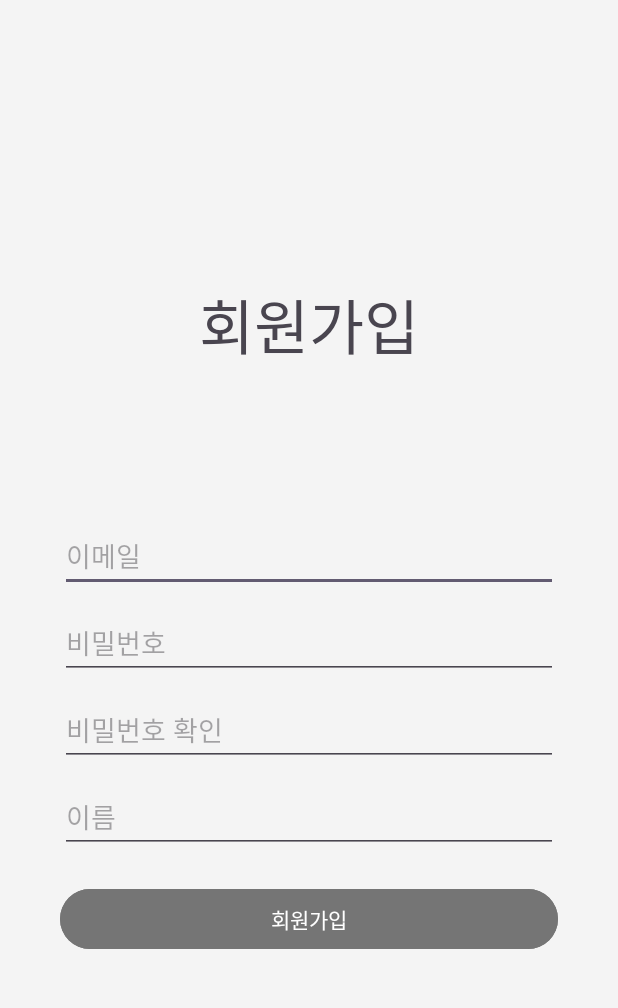
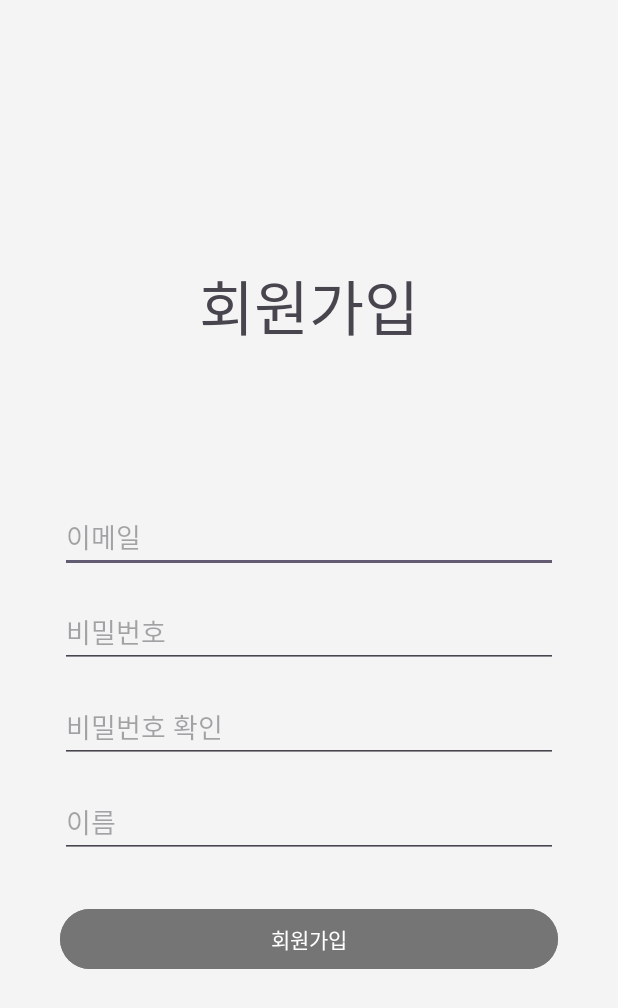
Before and after one commit to hoyaboi/Vocabulary, an Android app: the SignUpActivity screen opened directly, with no data from a screen before it, on a phone screen of 412 x 824 dp. Shown: the top 1008 px of the screen. Run offline under Robolectric (Android 15) with nearby library versions, the phone set to English and light mode, and no system bars; our stand-ins replace Firebase (no records; nobody signed in at launch, a user with empty details on screens opened directly).

Commit message:
v2.0.5a-20240816
광고 배너 추가

```diff
--- a/app/build.gradle.kts
+++ b/app/build.gradle.kts
@@ -46,6 +46,7 @@ dependencies {
     implementation(libs.firebase.auth)
     implementation(libs.firebase.database)
     implementation(libs.androidx.viewpager2)
+    implementation(libs.play.services.ads)
     testImplementation(libs.junit)
     androidTestImplementation(libs.androidx.junit)
     androidTestImplementation(libs.androidx.espresso.core)
--- a/app/src/main/res/layout/activity_sign_in.xml
+++ b/app/src/main/res/layout/activity_sign_in.xml
@@ -36,7 +36,7 @@
             android:id="@+id/pwd"
             android:layout_width="match_parent"
             android:layout_height="wrap_content"
-            android:layout_marginTop="10dp"
+            android:layout_marginTop="15dp"
             android:layout_marginStart="40dp"
             android:layout_marginEnd="40dp"
             android:inputType="textPassword"
@@ -46,7 +46,7 @@
             android:id="@+id/btn_container"
             android:layout_width="match_parent"
             android:layout_height="wrap_content"
-            android:layout_marginTop="20dp"
+            android:layout_marginTop="30dp"
             android:paddingStart="40dp"
             android:paddingEnd="40dp"
             android:orientation="horizontal">
--- a/app/src/main/res/layout/activity_sign_up.xml
+++ b/app/src/main/res/layout/activity_sign_up.xml
@@ -36,7 +36,7 @@
             android:id="@+id/pwd"
             android:layout_width="match_parent"
             android:layout_height="wrap_content"
-            android:layout_marginTop="10dp"
+            android:layout_marginTop="15dp"
             android:layout_marginStart="40dp"
             android:layout_marginEnd="40dp"
             android:inputType="textPassword"
@@ -46,7 +46,7 @@
             android:id="@+id/pwd_confirm"
             android:layout_width="match_parent"
             android:layout_height="wrap_content"
-            android:layout_marginTop="10dp"
+            android:layout_marginTop="15dp"
             android:layout_marginStart="40dp"
             android:layout_marginEnd="40dp"
             android:inputType="textPassword"
@@ -56,7 +56,7 @@
             android:id="@+id/name"
             android:layout_width="match_parent"
             android:layout_height="wrap_content"
-            android:layout_marginTop="10dp"
+            android:layout_marginTop="15dp"
             android:layout_marginStart="40dp"
             android:layout_marginEnd="40dp"
             android:hint="@string/name"/>
@@ -67,7 +67,7 @@
             android:layout_height="wrap_content"
             android:layout_marginStart="40dp"
             android:layout_marginEnd="40dp"
-            android:layout_marginTop="20dp"
+            android:layout_marginTop="30dp"
             android:text="@string/sign_up"
             android:backgroundTint="@color/gray"
             app:rippleColor="@color/white"/>
--- a/app/src/main/res/layout/dialog_change_password.xml
+++ b/app/src/main/res/layout/dialog_change_password.xml
@@ -17,6 +17,7 @@
         android:id="@+id/new_pwd_edit_text"
         android:layout_width="match_parent"
         android:layout_height="wrap_content"
+        android:layout_marginTop="10dp"
         android:hint="@string/new_pwd"
         android:inputType="textPassword"
         android:maxLength="30" />
@@ -25,6 +26,7 @@
         android:id="@+id/check_new_pwd_edit_text"
         android:layout_width="match_parent"
         android:layout_height="wrap_content"
+        android:layout_marginTop="10dp"
         android:hint="@string/check_new_pwd"
         android:inputType="textPassword"
         android:maxLength="30" />
--- a/app/src/main/res/values/strings.xml
+++ b/app/src/main/res/values/strings.xml
@@ -59,4 +59,10 @@
     <string name="remove_add">광고 제거</string>
     <string name="delete_account">탈퇴하기</string>
     <string name="version">버전 2.0.4a</string>
+
+
+    <!--  애드몹 아이디  -->
+    <string name="admob_app_id">ca-app-pub-6312729833573027~5328976275</string>
+    <string name="banner_ad_unit_id">ca-app-pub-6312729833573027/8314232267</string>
+    <string name="banner_ad_unit_id_for_test">ca-app-pub-3940256099942544/6300978111</string>
 </resources>
--- a/gradle/libs.versions.toml
+++ b/gradle/libs.versions.toml
@@ -13,6 +13,7 @@ googleGmsGoogleServices = "4.4.2"
 firebaseAuth = "23.0.0"
 firebaseDatabase = "21.0.0"
 viewpager2 = "1.1.0"
+playServicesAds = "23.3.0"
 
 [libraries]
 androidx-core-ktx = { group = "androidx.core", name = "core-ktx", version.ref = "coreKtx" }
@@ -26,6 +27,7 @@ androidx-constraintlayout = { group = "androidx.constraintlayout", name = "const
 firebase-auth = { group = "com.google.firebase", name = "firebase-auth", version.ref = "firebaseAuth" }
 firebase-database = { group = "com.google.firebase", name = "firebase-database", version.ref = "firebaseDatabase" }
 androidx-viewpager2 = { group = "androidx.viewpager2", name = "viewpager2", version.ref = "viewpager2" }
+play-services-ads = { group = "com.google.android.gms", name = "play-services-ads", version.ref = "playServicesAds" }
 
 [plugins]
 android-application = { id = "com.android.application", version.ref = "agp" }
```
Also changed, not shown: app/src/main/AndroidManifest.xml (+7 -0 lines), app/src/main/java/com/example/vocabulary/MainActivity.kt (+10 -0 lines), app/src/main/java/com/example/vocabulary/WordsActivity.kt (+10 -0 lines), app/src/main/res/layout/activity_main.xml (+12 -2 lines), app/src/main/res/layout/activity_words.xml (+9 -1 lines).
